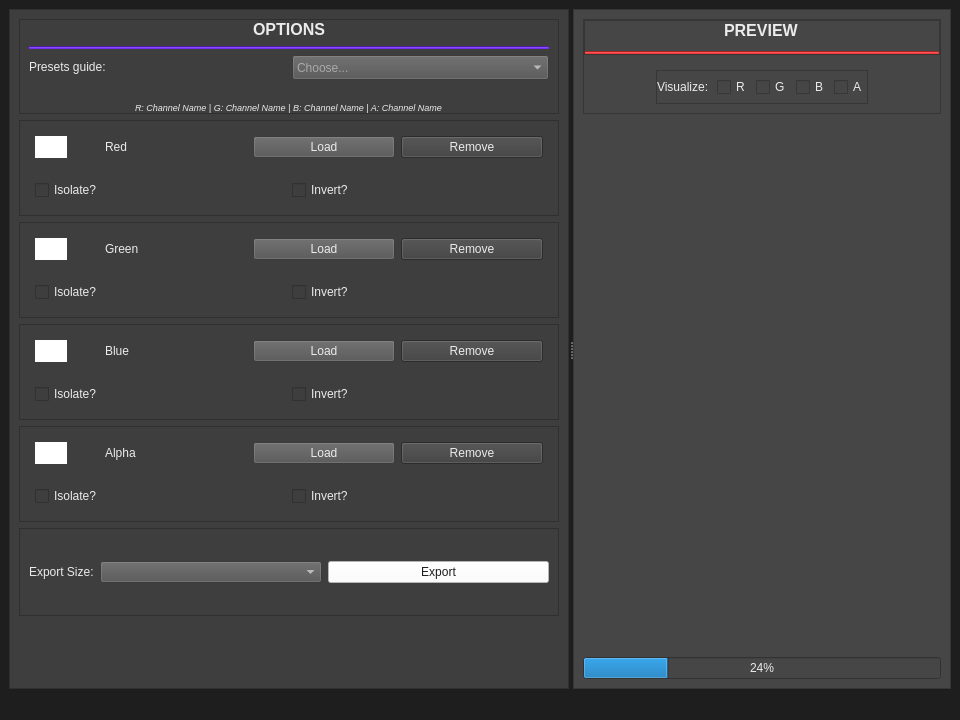
This is mainwindow.ui in Paniagua96/PaniCPacker as Qt 5 draws it before an edit. The edited form follows.
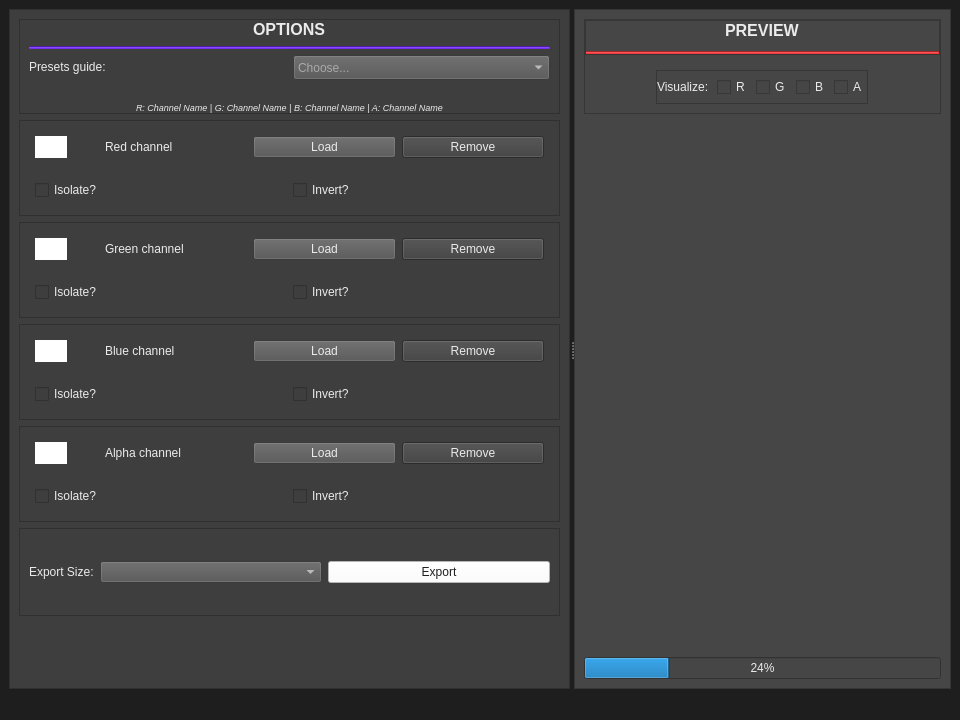
This is the edited form. Icons and pictures are not drawn.

Commit message: Fix - Alpha channel didnt show preview & thumbnail

```diff
--- a/mainwindow.ui
+++ b/mainwindow.ui
@@ -384,7 +384,7 @@
               <item>
                <widget class="QLabel" name="lbl_RedTitle">
                 <property name="text">
-                 <string>Red</string>
+                 <string>Red channel</string>
                 </property>
                </widget>
               </item>
@@ -553,7 +553,7 @@
                  <string notr="true"/>
                 </property>
                 <property name="text">
-                 <string>Green</string>
+                 <string>Green channel</string>
                 </property>
                </widget>
               </item>
@@ -717,7 +717,7 @@
               <item>
                <widget class="QLabel" name="lbl_BlueTitle">
                 <property name="text">
-                 <string>Blue</string>
+                 <string>Blue channel</string>
                 </property>
                </widget>
               </item>
@@ -884,7 +884,7 @@
               <item>
                <widget class="QLabel" name="lbl_AlphaTitle">
                 <property name="text">
-                 <string>Alpha</string>
+                 <string>Alpha channel</string>
                 </property>
                </widget>
               </item>
```
The commit also changes 1 other file.
